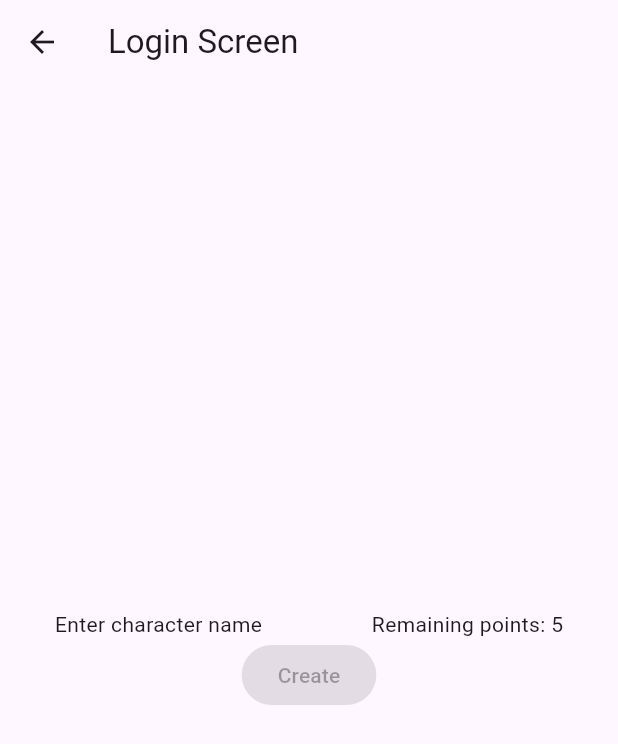
After one commit to Vatalka/ArenaGame, a Flutter app: the CreationScreen screen opened by its route, on a phone screen of 412 x 824 dp. The commit adds this screen. Shown: the top 744 px of the screen. Run offline on Flutter 3.47's test engine with Material 3 defaults, Android fonts, the phone set to English and light mode, and no system bars; our stand-ins replace firebase_auth, firebase_core, flutter_modular, flutter_riverpod, freezed_annotation, riverpod_annotation; accounts and stored records are empty; generated files the repository leaves out were written again.

Commit message:
Added character CreationScreen.

```diff
--- a/lib/features/auth/presentation/login_screen.dart
+++ b/lib/features/auth/presentation/login_screen.dart
@@ -14,7 +14,7 @@ class LoginScreen extends ConsumerWidget {
         child: ElevatedButton(
           onPressed: () async {
             await ref.read(authRepositoryProvider).signInAnonymously();
-            Modular.to.navigate('game');
+            Modular.to.navigate('creation');
           },
           child: const Text('Login as a Guest'),
         ),
--- /dev/null
+++ b/lib/features/character/creation/presentation/creation_screen.dart
@@ -0,0 +1,39 @@
+import 'package:arena_game/features/character/creation/presentation/controller/creation_notifier.dart';
+import 'package:flutter/material.dart';
+import 'package:flutter_modular/flutter_modular.dart';
+import 'package:flutter_riverpod/flutter_riverpod.dart';
+
+class CreationScreen extends ConsumerWidget {
+  const CreationScreen({super.key});
+
+  @override
+  Widget build(BuildContext context, WidgetRef ref) {
+    final state = ref.watch(creationProvider);
+
+    return Scaffold(
+      appBar: AppBar(title: const Text('Login Screen')),
+      body: Center(
+        child: Column(
+          mainAxisAlignment: MainAxisAlignment.center,
+          children: [
+            Row(
+              mainAxisAlignment: MainAxisAlignment.spaceAround,
+              children: [
+                Text('Enter character name'), // тут буде TextField()
+                Text('Remaining points: 5'),
+              ],
+            ),
+            // StatSelectorRow('vitality'),
+            // StatSelectorRow('strength'),
+            ElevatedButton(
+              onPressed: (state.remainingPoints == 0 && state.name != '')
+                  ? () => Modular.to.navigate('game')
+                  : null,
+              child: const Text("Create"),
+            ),
+          ],
+        ),
+      ),
+    );
+  }
+}
--- a/lib/main.dart
+++ b/lib/main.dart
@@ -1,5 +1,6 @@
 import 'package:arena_game/core/theme/game_colors.dart';
 import 'package:arena_game/features/auth/presentation/login_screen.dart';
+import 'package:arena_game/features/character/creation/presentation/creation_screen.dart';
 import 'package:arena_game/features/home/presentation/game_screen.dart';
 import 'package:arena_game/firebase_options.dart';
 import 'package:firebase_core/firebase_core.dart';
@@ -39,6 +40,7 @@ class AppModule extends Module {
   void routes(r) {
     r.child('/', child: (context) => LoginScreen());
     r.child('/game', child: (context) => GameScreen());
+    r.child('/creation', child: (context) => CreationScreen());
   }
 }
 
```
Also changed, not shown: lib/core/widgets/stat_selector_row.dart (added), lib/features/character/creation/presentation/controller/creation_notifier.dart (renamed from lib/features/character/creation/domain/presentation/controller/creation_notifier.dart), lib/features/character/creation/presentation/controller/creation_notifier.g.dart (renamed from lib/features/character/creation/domain/presentation/controller/creation_notifier.g.dart).
